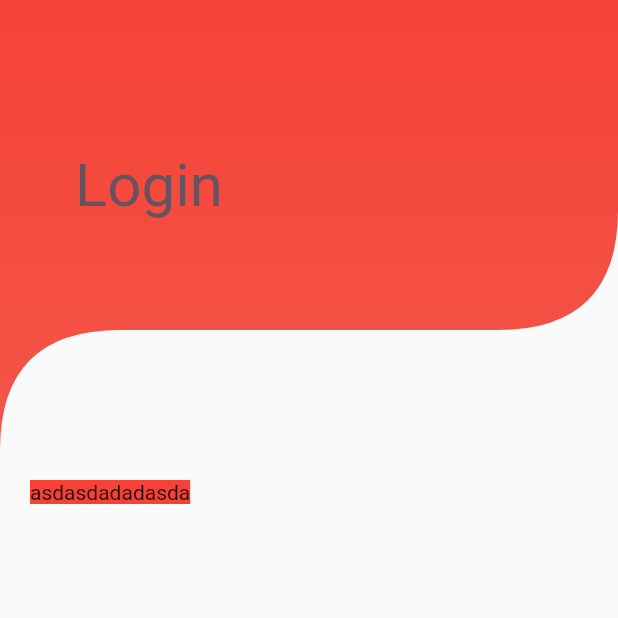
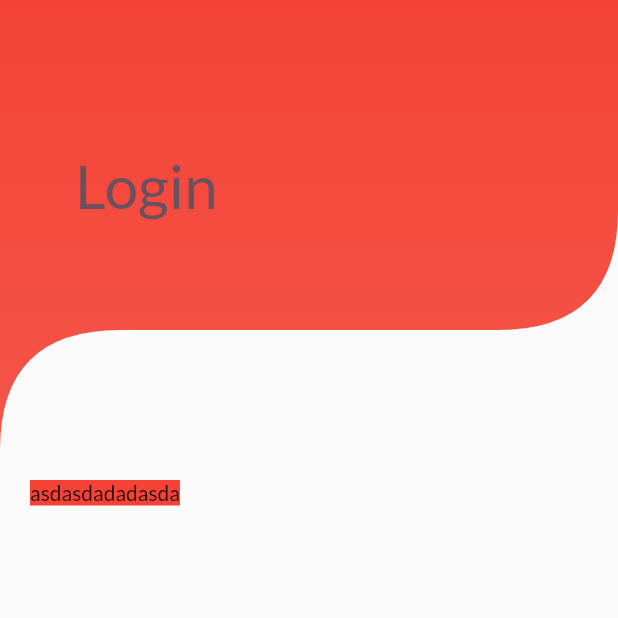
Before and after one commit to renankanu/app_kanu_delivery, a Flutter app: the screen it shows after launch, on a phone screen of 412 x 824 dp, the top half of it. Run offline on Flutter 3.47's test engine with Material 2 defaults, Android fonts, the phone set to English and light mode, and no system bars.

Commit message:
Feature - add fonts LAto

```diff
--- a/lib/main.dart
+++ b/lib/main.dart
@@ -13,6 +13,7 @@ class MyApp extends StatelessWidget {
       title: 'Kanu Delivery',
       debugShowCheckedModeBanner: false,
       theme: ThemeData(
+        fontFamily: 'Lato',
         primarySwatch: Colors.blue,
         visualDensity: VisualDensity.adaptivePlatformDensity,
       ),
```
Also changed, not shown: pubspec.yaml (+11 -9 lines), assets/fonts/Lato-Black.ttf (added), assets/fonts/Lato-Bold.ttf (added), assets/fonts/Lato-Light.ttf (added), assets/fonts/Lato-Regular.ttf (added).
